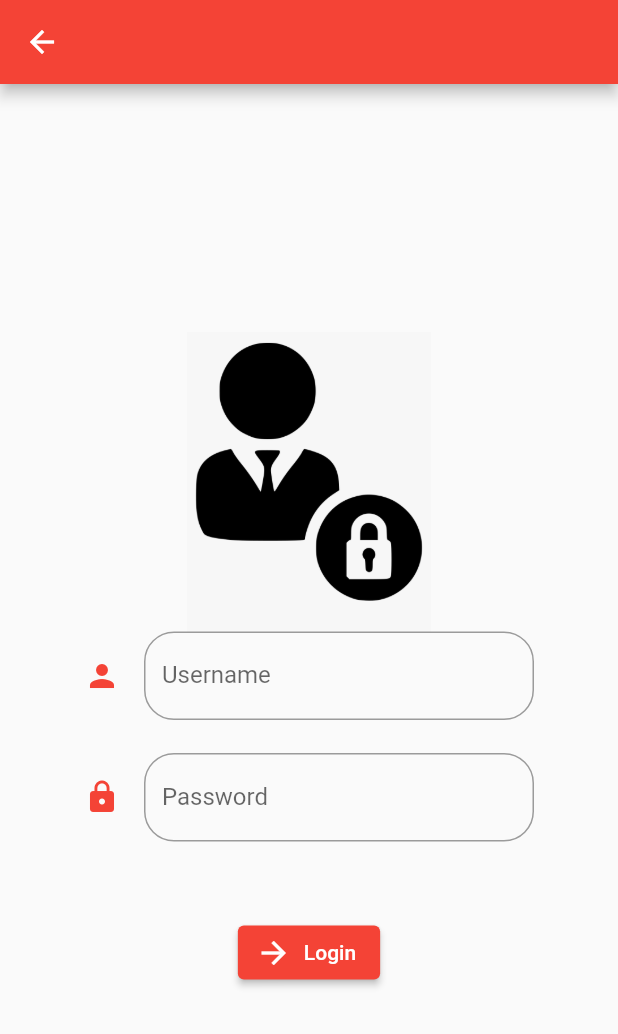
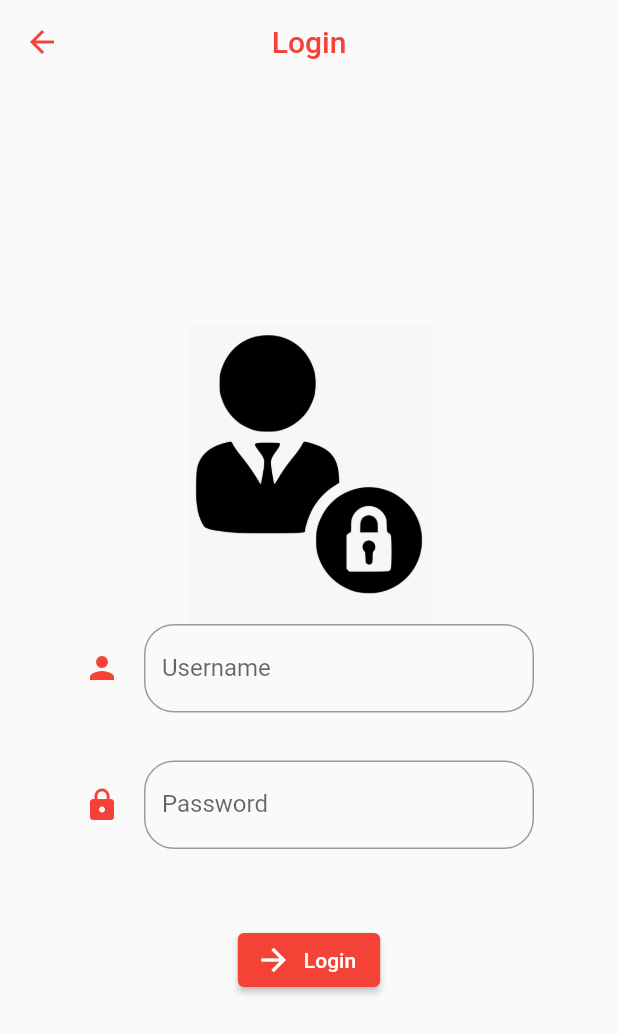
Before and after one commit to harshsutariya1/Elsner_Projects, a Flutter app: the screen it shows after launch, after a tap on "Login", on a phone screen of 412 x 824 dp. Shown: the top 1034 px of the screen. Run offline on Flutter 3.47's test engine with Material 2 defaults, Android fonts, the phone set to English and light mode, and no system bars; our stand-ins replace email_validator, fluttertoast.

Commit message:
App Updated

```diff
--- a/elsnerdemoproject/lib/firstPage.dart
+++ b/elsnerdemoproject/lib/firstPage.dart
@@ -3,21 +3,45 @@
 import 'secondpage.dart';
 import 'package:flutter/material.dart';
 import 'package:fluttertoast/fluttertoast.dart';
+import 'package:email_validator/email_validator.dart';
 
-class Login extends StatelessWidget {
-  Login({super.key});
+class LoginScreen extends StatefulWidget {
+  const LoginScreen({super.key});
 
-  final TextEditingController username = TextEditingController();
-  final TextEditingController password = TextEditingController();
+  @override
+  State<LoginScreen> createState() => _LoginScreenState();
+}
+
+class _LoginScreenState extends State<LoginScreen> {
+  TextEditingController username = TextEditingController();
+  TextEditingController password = TextEditingController();
+  String helpertext = "";
+  Color helpercolor = Colors.blue;
+
+  void emailvalidating(String email) {
+    setState(() {
+      if (EmailValidator.validate(email)) {
+        helpertext = "Valid Email";
+        helpercolor = Colors.blue;
+      } else {
+        helpertext = "Invalid Email";
+        helpercolor = Colors.red;
+      }
+    });
+  }
 
   @override
   Widget build(BuildContext context) {
     return SafeArea(
         child: Scaffold(
       appBar: AppBar(
-        backgroundColor: Colors.red,
+        title: Text("Login"),
+        centerTitle: true,
+        backgroundColor: Colors.transparent,
+        elevation: 0,
+        foregroundColor: Colors.red,
       ),
-
+      // extendBody: true,
       body: Center(
         child: SingleChildScrollView(
           child: Column(
@@ -35,16 +59,25 @@
                         borderRadius: BorderRadius.circular(20)),
                     labelText: "Username",
                     hintText: "Enter Your Email.",
-                    helperText: "",
+                    helperText: helpertext,
+                    helperStyle: TextStyle(color: helpercolor),
                     icon: const Icon(
                       Icons.person,
                       color: Colors.red,
                     ),
                   ),
                   controller: username,
+                  onChanged: (value) {
+                    emailvalidating(value);
+                  },
+                  onSubmitted: (value) => setState(() {
+                    if (value != "" && EmailValidator.validate(value)) {
+                      helpertext = "";
+                    }
+                  }),
                 ),
               ),
-              const SizedBox(height: 0),
+              const SizedBox(height: 10),
               SizedBox(
                 width: 300,
                 child: TextField(
@@ -86,6 +119,7 @@
         ),
       ),
     ));
+    ;
   }
 }
 
--- a/elsnerdemoproject/lib/main.dart
+++ b/elsnerdemoproject/lib/main.dart
@@ -15,7 +15,6 @@
     );
   }
 }
-
 
 class Welcome extends StatelessWidget {
   const Welcome({super.key});
@@ -36,15 +35,14 @@
                     mainAxisAlignment: MainAxisAlignment.center,
                     mainAxisSize: MainAxisSize.min,
                     children: const [
-                       Text(
+                      Text(
                         "UN",
                         style: TextStyle(
                           shadows: [
                             Shadow(
-                              color: Color.fromARGB(255, 209, 140, 140),
-                              offset: Offset(1.0, 5.0),
-                              blurRadius: 5
-                            )
+                                color: Color.fromARGB(255, 209, 140, 140),
+                                offset: Offset(1.0, 5.0),
+                                blurRadius: 5)
                           ],
                           decoration: TextDecoration.underline,
                           decorationColor: Colors.black,
@@ -59,14 +57,12 @@
                         style: TextStyle(
                           shadows: [
                             Shadow(
-                              color: Color.fromARGB(255, 109, 92, 92),
-                              offset: Offset(1,5),
-                              blurRadius: 5
-                            )
+                                color: Color.fromARGB(255, 109, 92, 92),
+                                offset: Offset(1, 5),
+                                blurRadius: 5)
                           ],
                           decoration: TextDecoration.overline,
                           decorationColor: Colors.red,
-
                           decorationThickness: 2,
                           color: Colors.black,
                           fontSize: 50,
@@ -81,7 +77,7 @@
                 height: 150,
               ),
               const Text(
-                "Welcome! Let's find you some services.",
+                "Welcome!\n\nLet's find you some services.",
                 style: TextStyle(fontSize: 20),
               ),
               const SizedBox(
@@ -94,7 +90,8 @@
                     onTap: () {
                       Navigator.push(
                         context,
-                        MaterialPageRoute(builder: (context) => Login()),
+                        MaterialPageRoute(
+                            builder: (context) => const LoginScreen()),
                       );
                     },
                     child: Expanded(
@@ -121,8 +118,10 @@
                   ),
                   InkWell(
                     onTap: () {
-                      Navigator.push(context,
-                          MaterialPageRoute(builder: (context) => const SignupScreen()));
+                      Navigator.push(
+                          context,
+                          MaterialPageRoute(
+                              builder: (context) => const SignupScreen()));
                     },
                     child: Expanded(
                       child: Container(
--- a/elsnerdemoproject/lib/secondpage.dart
+++ b/elsnerdemoproject/lib/secondpage.dart
@@ -1,4 +1,5 @@
 //First page after login...
+// Gallery
 
 import 'package:flutter/material.dart';
 
```
